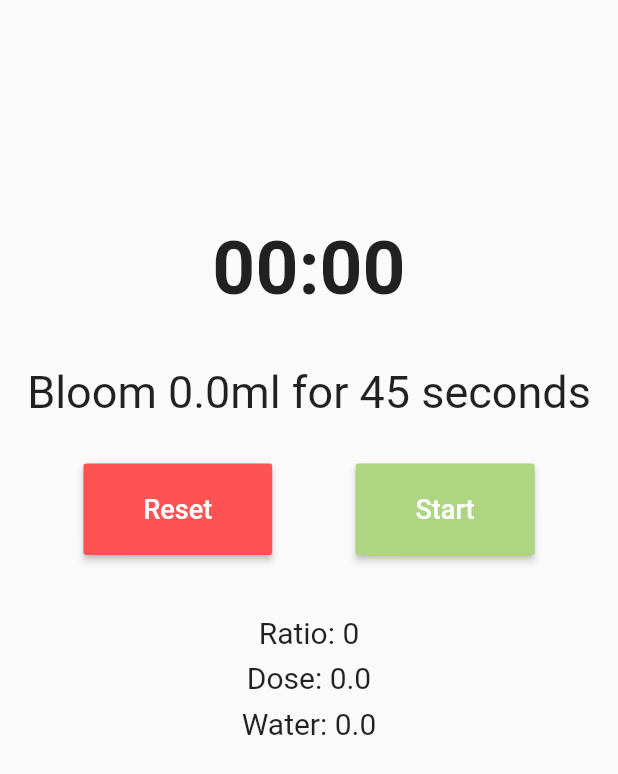
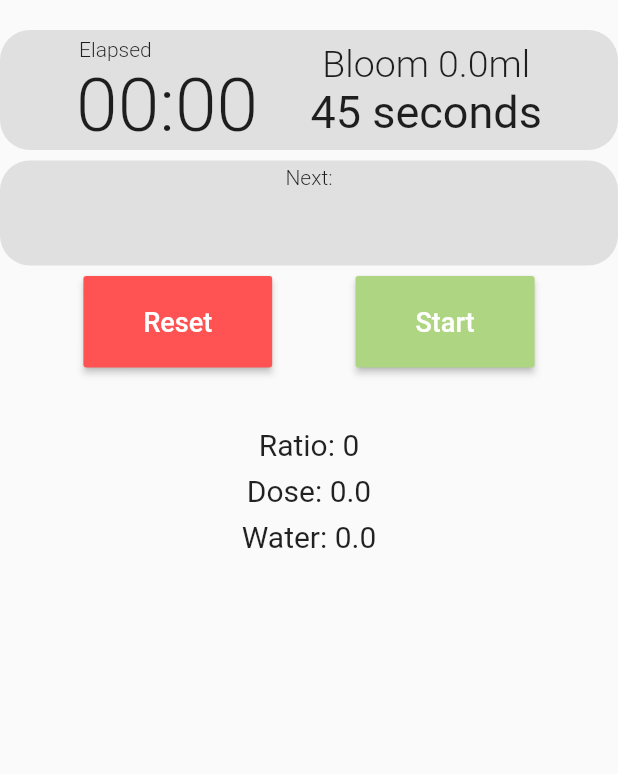
Before and after one commit to arcuezon/coffee_brew, a Flutter app: the BrewTimer widget shown alone on an empty page, opened directly with empty values, on a phone screen of 412 x 824 dp. Shown: the top 774 px of the screen. Run offline on Flutter 3.47's test engine with Material 2 defaults, Android fonts, the light colour scheme and no system bars; missing offline and left inert: screen.

Commit message:
Reworked UI for BrewPage and added next step.

```diff
--- a/lib/brew.dart
+++ b/lib/brew.dart
@@ -26,6 +26,7 @@ class BrewPage extends StatelessWidget {
             backgroundColor: Colors.brown[300],
           ),
           body: Container(
+            color: Colors.brown[100],
             child: BrewTimer(
               mlRatio: mlRatio,
               dose: dose,
@@ -64,6 +65,8 @@ class _BrewTimerState extends State<BrewTimer> {
   double _total;
   int _mlRatio;
 
+  int _step = 1;
+
   @override
   void initState() {
     _total = widget.finalWeight;
@@ -93,15 +96,37 @@ class _BrewTimerState extends State<BrewTimer> {
   var stopwatch = new Stopwatch();
   String timeDisp = '00:00';
 
+  var secs;
+
   String brewInstruct() {
-    var secs = stopwatch.elapsed.inSeconds;
+    secs = stopwatch.elapsed.inSeconds;
 
     if (secs < 45) {
-      return 'Bloom ${_bloom.toStringAsFixed(1)}ml for ${45 - secs} seconds';
+      return 'Bloom ${_bloom.toStringAsFixed(1)}ml';
     } else if (secs >= 45 && secs < 75) {
-      return 'Pour to ${_firstPour.toStringAsFixed(1)}ml for ${75 - secs} seconds';
+      if (secs == 45) {
+        _step++;
+      }
+      return 'Pour to ${_firstPour.toStringAsFixed(1)}ml';
     } else if (secs >= 75 && secs < 105) {
-      return 'Pour to ${_total.toStringAsFixed(1)}ml for ${105 - secs} seconds';
+      if (secs == 75) {
+        _step++;
+      }
+      return 'Pour to ${_total.toStringAsFixed(1)}ml';
+    } else if (secs >= 105) {
+      return '';
+    }
+
+    return 'Error!';
+  }
+
+  String timeLeft() {
+    if (secs < 45) {
+      return "${45 - secs} seconds";
+    } else if (secs >= 45 && secs < 75) {
+      return '${75 - secs} seconds';
+    } else if (secs >= 75 && secs < 105) {
+      return '${105 - secs} seconds';
     } else if (secs >= 105) {
       return 'Done!';
     }
@@ -156,28 +181,99 @@ class _BrewTimerState extends State<BrewTimer> {
       crossAxisAlignment: CrossAxisAlignment.center,
       children: <Widget>[
         Container(
+          decoration: BoxDecoration(
+              color: Colors.grey[300],
+              shape: BoxShape.rectangle,
+              borderRadius: BorderRadius.circular(20.0)),
+          margin: EdgeInsets.only(
+            top: 20.0,
+            bottom: 0,
+            right: 0,
+            left: 0,
+          ),
+          child: Row(
+            mainAxisAlignment: MainAxisAlignment.center,
+            //crossAxisAlignment: CrossAxisAlignment.end,
+            children: <Widget>[
+              Container(
                 padding: EdgeInsets.only(
-            top: 150.0,
-            bottom: 30.0,
+                  top: 5.0,
+                  bottom: 0,
+                  right: 35.0,
                 ),
+                child: Column(
+                  children: <Widget>[
+                    Container(
+                      padding: EdgeInsets.only(right: 69.0),
                       child: Text(
-            timeDisp,
+                        "Elapsed",
                         style: TextStyle(
-              fontSize: 50.0,
-              fontWeight: FontWeight.bold,
+                          fontWeight: FontWeight.w300,
                         ),
                       ),
                     ),
                     Container(
-          padding: EdgeInsets.only(top: 5.0, bottom: 30.0),
+                      constraints: BoxConstraints(
+                        maxHeight: 80.0,
+                      ),
+                      child: Text(
+                        //TIME Display
+                        timeDisp,
+                        style: TextStyle(
+                          fontSize: 50.0,
+                          fontWeight: FontWeight.w300,
+                        ),
+                      ),
+                    ),
+                  ],
+                ),
+              ),
+              Container(
+                //Instructions
+                child: Column(
+                    mainAxisAlignment: MainAxisAlignment.center,
+                    children: <Widget>[
+                      Container(
                         child: Text(
                           brewInstruct(),
                           style: TextStyle(
-              fontSize: 30.0,
+                            fontSize: 25.0,
+                            fontWeight: FontWeight.w300,
                           ),
                           textAlign: TextAlign.center,
                         ),
                       ),
+                      Container(
+                        child: Text(timeLeft(),
+                            style: TextStyle(
+                              fontSize: 30.0,
+                              fontWeight: FontWeight.w400,
+                            )),
+                      ),
+                    ]),
+              ),
+            ],
+          ),
+        ),
+        Container(
+            width: 500.0,
+            height: 70.0,
+            margin: EdgeInsets.symmetric(vertical: 7.0),
+            padding: EdgeInsets.symmetric(vertical: 3.0),
+            //constraints: BoxConstraints(minHeight: 50.0),
+            //alignment: AlignmentGeometry.,
+            decoration: BoxDecoration(
+              shape: BoxShape.rectangle,
+              borderRadius: BorderRadius.circular(20.0),
+              color: Colors.grey[300],
+            ),
+            child: Text(
+              'Next:',
+              textAlign: TextAlign.center,
+              style: TextStyle(
+                fontWeight: FontWeight.w300,
+              ),
+            )),
         Container(
           child: Row(
             mainAxisAlignment: MainAxisAlignment.spaceEvenly,
```
Lines whose indentation alone changed are shown as unchanged.
